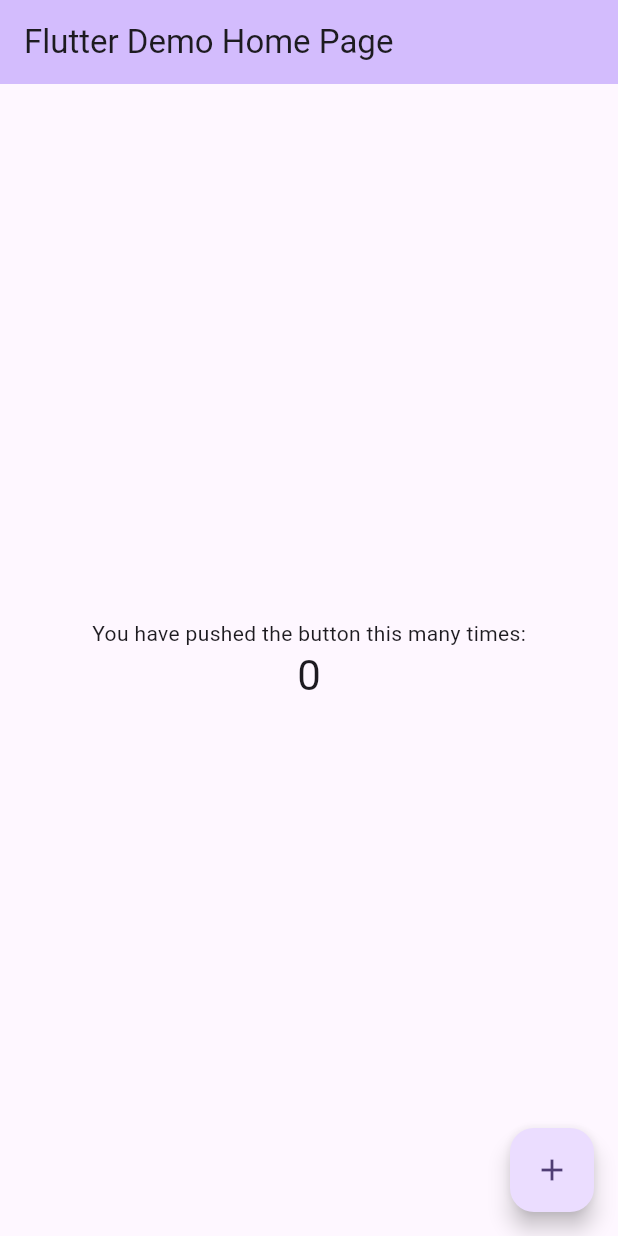
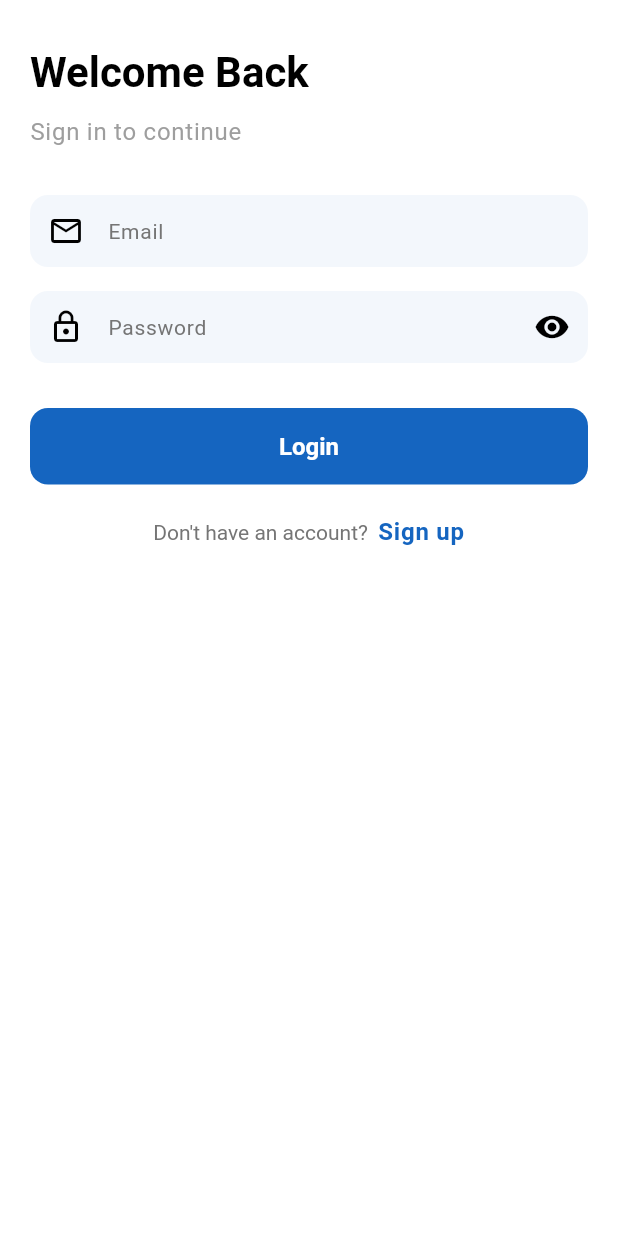
Before and after one commit to ItsAzura/flutter_firebase_chatapp, a Flutter app: the screen it shows after launch, on a phone screen of 412 x 824 dp. Run offline on Flutter 3.47's test engine with Material 3 defaults, Android fonts, the phone set to English and light mode, and no system bars.

Commit message:
feat: Add login and signup screens with form validation and custom input components

```diff
--- a/lib/config/theme/app_theme.dart
+++ b/lib/config/theme/app_theme.dart
@@ -37,15 +37,15 @@ class AppTheme {
       fillColor: primaryColor.withOpacity(0.05),
       contentPadding: const EdgeInsets.symmetric(horizontal: 16, vertical: 8),
       border: OutlineInputBorder(
-        borderRadius: BorderRadius.circular(24),
+        borderRadius: BorderRadius.circular(12),
         borderSide: BorderSide.none,
       ),
       enabledBorder: OutlineInputBorder(
-        borderRadius: BorderRadius.circular(24),
+        borderRadius: BorderRadius.circular(12),
         borderSide: BorderSide.none,
       ),
       focusedBorder: OutlineInputBorder(
-        borderRadius: BorderRadius.circular(24),
+        borderRadius: BorderRadius.circular(12),
         borderSide: const BorderSide(color: primaryColor),
       ),
       hintStyle: TextStyle(color: Colors.grey[600], fontSize: 14),
--- /dev/null
+++ b/lib/core/common/custom_button.dart
@@ -0,0 +1,45 @@
+import 'package:flutter/material.dart';
+
+class CustomButton extends StatelessWidget {
+  final Function()? onPressed;
+  final String? text;
+  final Widget? child;
+
+  const CustomButton({
+    super.key,
+    required this.onPressed,
+    this.text,
+    this.child,
+  }) : assert(
+         text != null || child != null,
+         'Either text or child must be provided',
+       );
+
+  @override
+  Widget build(BuildContext context) {
+    return SizedBox(
+      width: double.infinity,
+      child: ElevatedButton(
+        onPressed: onPressed,
+        style: ElevatedButton.styleFrom(
+          backgroundColor: Theme.of(context).colorScheme.primary,
+          foregroundColor: Colors.black87,
+          padding: const EdgeInsets.symmetric(vertical: 16),
+          shape: RoundedRectangleBorder(
+            borderRadius: BorderRadius.circular(12),
+          ),
+        ),
+        child:
+            child ??
+            Text(
+              text!,
+              style: const TextStyle(
+                fontSize: 16,
+                color: Colors.white,
+                fontWeight: FontWeight.bold,
+              ),
+            ),
+      ),
+    );
+  }
+}
--- /dev/null
+++ b/lib/core/common/custom_text_field.dart
@@ -0,0 +1,48 @@
+import 'package:flutter/material.dart';
+
+class CustomTextField extends StatelessWidget {
+  //controller để quản lý nội dung nhập vào
+  final TextEditingController controller;
+  final String hintText;
+  final bool obscureText;
+
+  //keyboardType để xác định loại bàn phím hiển thị
+  final TextInputType? keyboardType;
+
+  //prefixIcon và suffixIcon để thêm biểu tượng vào đầu hoặc cuối trường nhập
+  final Widget? prefixIcon;
+  final Widget? suffixIcon;
+
+  // focusNode để quản lý trạng thái focus của trường nhập
+  final FocusNode? focusNode;
+
+  //validator để kiểm tra tính hợp lệ của nội dung nhập vào
+  final String? Function(String?)? validator;
+  const CustomTextField({
+    super.key,
+    required this.controller,
+    required this.hintText,
+    this.obscureText = false,
+    this.keyboardType,
+    this.prefixIcon,
+    this.suffixIcon,
+    this.focusNode,
+    this.validator,
+  });
+
+  @override
+  Widget build(BuildContext context) {
+    return TextFormField(
+      controller: controller,
+      obscureText: obscureText,
+      keyboardType: keyboardType,
+      focusNode: focusNode,
+      validator: validator,
+      decoration: InputDecoration(
+        hintText: hintText,
+        prefixIcon: prefixIcon,
+        suffixIcon: suffixIcon,
+      ),
+    );
+  }
+}
--- a/lib/main.dart
+++ b/lib/main.dart
@@ -1,3 +1,6 @@
+import 'package:chat_app/config/theme/app_theme.dart';
+import 'package:chat_app/presentation/screens/auth/login_screen.dart';
+
 import 'package:flutter/material.dart';
 
 void main() {
@@ -7,116 +10,13 @@ void main() {
 class MyApp extends StatelessWidget {
   const MyApp({super.key});
 
-  // This widget is the root of your application.
   @override
   Widget build(BuildContext context) {
     return MaterialApp(
-      title: 'Flutter Demo',
-      theme: ThemeData(
-        // This is the theme of your application.
-        //
-        // TRY THIS: Try running your application with "flutter run". You'll see
-        // the application has a purple toolbar. Then, without quitting the app,
-        // try changing the seedColor in the colorScheme below to Colors.green
-        // and then invoke "hot reload" (save your changes or press the "hot
-        // reload" button in a Flutter-supported IDE, or press "r" if you used
-        // the command line to start the app).
-        //
-        // Notice that the counter didn't reset back to zero; the application
-        // state is not lost during the reload. To reset the state, use hot
-        // restart instead.
-        //
-        // This works for code too, not just values: Most code changes can be
-        // tested with just a hot reload.
-        colorScheme: ColorScheme.fromSeed(seedColor: Colors.deepPurple),
-      ),
-      home: const MyHomePage(title: 'Flutter Demo Home Page'),
+      debugShowCheckedModeBanner: false,
+      title: "Chat App",
+      theme: AppTheme.lightTheme,
+      home: LoginScreen(),
     );
   }
 }
-
-class MyHomePage extends StatefulWidget {
-  const MyHomePage({super.key, required this.title});
-
-  // This widget is the home page of your application. It is stateful, meaning
-  // that it has a State object (defined below) that contains fields that affect
-  // how it looks.
-
-  // This class is the configuration for the state. It holds the values (in this
-  // case the title) provided by the parent (in this case the App widget) and
-  // used by the build method of the State. Fields in a Widget subclass are
-  // always marked "final".
-
-  final String title;
-
-  @override
-  State<MyHomePage> createState() => _MyHomePageState();
-}
-
-class _MyHomePageState extends State<MyHomePage> {
-  int _counter = 0;
-
-  void _incrementCounter() {
-    setState(() {
-      // This call to setState tells the Flutter framework that something has
-      // changed in this State, which causes it to rerun the build method below
-      // so that the display can reflect the updated values. If we changed
-      // _counter without calling setState(), then the build method would not be
-      // called again, and so nothing would appear to happen.
-      _counter++;
-    });
-  }
-
-  @override
-  Widget build(BuildContext context) {
-    // This method is rerun every time setState is called, for instance as done
-    // by the _incrementCounter method above.
-    //
-    // The Flutter framework has been optimized to make rerunning build methods
-    // fast, so that you can just rebuild anything that needs updating rather
-    // than having to individually change instances of widgets.
-    return Scaffold(
-      appBar: AppBar(
-        // TRY THIS: Try changing the color here to a specific color (to
-        // Colors.amber, perhaps?) and trigger a hot reload to see the AppBar
-        // change color while the other colors stay the same.
-        backgroundColor: Theme.of(context).colorScheme.inversePrimary,
-        // Here we take the value from the MyHomePage object that was created by
-        // the App.build method, and use it to set our appbar title.
-        title: Text(widget.title),
-      ),
-      body: Center(
-        // Center is a layout widget. It takes a single child and positions it
-        // in the middle of the parent.
-        child: Column(
-          // Column is also a layout widget. It takes a list of children and
-          // arranges them vertically. By default, it sizes itself to fit its
-          // children horizontally, and tries to be as tall as its parent.
-          //
-          // Column has various properties to control how it sizes itself and
-          // how it positions its children. Here we use mainAxisAlignment to
-          // center the children vertically; the main axis here is the vertical
-          // axis because Columns are vertical (the cross axis would be
-          // horizontal).
-          //
-          // TRY THIS: Invoke "debug painting" (choose the "Toggle Debug Paint"
-          // action in the IDE, or press "p" in the console), to see the
-          // wireframe for each widget.
-          mainAxisAlignment: MainAxisAlignment.center,
-          children: <Widget>[
-            const Text('You have pushed the button this many times:'),
-            Text(
-              '$_counter',
-              style: Theme.of(context).textTheme.headlineMedium,
-            ),
-          ],
-        ),
-      ),
-      floatingActionButton: FloatingActionButton(
-        onPressed: _incrementCounter,
-        tooltip: 'Increment',
-        child: const Icon(Icons.add),
-      ), // This trailing comma makes auto-formatting nicer for build methods.
-    );
-  }
-}
--- /dev/null
+++ b/lib/presentation/screens/auth/login_screen.dart
@@ -0,0 +1,131 @@
+import 'package:chat_app/core/common/custom_button.dart';
+import 'package:chat_app/core/common/custom_text_field.dart';
+import 'package:chat_app/core/utils/validators.dart';
+import 'package:chat_app/presentation/screens/auth/signup_screen.dart';
+import 'package:flutter/gestures.dart';
+import 'package:flutter/material.dart';
+
+class LoginScreen extends StatefulWidget {
+  const LoginScreen({super.key});
+
+  @override
+  State<LoginScreen> createState() => _LoginScreenState();
+}
+
+class _LoginScreenState extends State<LoginScreen> {
+  final _formKey = GlobalKey<FormState>();
+  // Controllers for managing text input
+  final TextEditingController emailController = TextEditingController();
+  final TextEditingController passwordController = TextEditingController();
+
+  // Focus nodes for managing focus state
+  final _emailFocus = FocusNode();
+  final _passwordFocus = FocusNode();
+
+  // State variable to toggle password visibility
+  bool _isPasswordVisible = false;
+
+  @override
+  void dispose() {
+    emailController.dispose();
+    passwordController.dispose();
+    _emailFocus.dispose();
+    _passwordFocus.dispose();
+    super.dispose();
+  }
+
+  @override
+  Widget build(BuildContext context) {
+    return Scaffold(
+      body: Form(
+        key: _formKey,
+        child: SingleChildScrollView(
+          padding: const EdgeInsets.symmetric(horizontal: 20.0),
+          child: Column(
+            crossAxisAlignment: CrossAxisAlignment.start,
+            children: [
+              const SizedBox(height: 30),
+              Text(
+                "Welcome Back",
+                style: Theme.of(context).textTheme.headlineMedium?.copyWith(
+                  fontWeight: FontWeight.bold,
+                ),
+              ),
+              const SizedBox(height: 10),
+              Text(
+                "Sign in to continue",
+                style: Theme.of(
+                  context,
+                ).textTheme.bodyLarge?.copyWith(color: Colors.grey),
+              ),
+              const SizedBox(height: 30),
+              CustomTextField(
+                controller: emailController,
+                hintText: "Email",
+                focusNode: _emailFocus,
+                validator: FormValidators.validateEmail,
+                prefixIcon: const Icon(Icons.email_outlined),
+              ),
+              const SizedBox(height: 16),
+              CustomTextField(
+                controller: passwordController,
+                focusNode: _passwordFocus,
+                validator: FormValidators.validatePassword,
+                hintText: "Password",
+                prefixIcon: const Icon(Icons.lock_outline),
+                obscureText: !_isPasswordVisible,
+                suffixIcon: IconButton(
+                  onPressed: () {
+                    setState(() {
+                      _isPasswordVisible = !_isPasswordVisible;
+                    });
+                  },
+                  icon: Icon(
+                    _isPasswordVisible
+                        ? Icons.visibility_off
+                        : Icons.visibility,
+                  ),
+                ),
+              ),
+              const SizedBox(height: 30),
+              CustomButton(
+                onPressed: () {
+                  FocusScope.of(context).unfocus();
+                  if (_formKey.currentState?.validate() ?? false) {}
+                },
+                text: 'Login',
+              ),
+              const SizedBox(height: 20),
+              Center(
+                child: RichText(
+                  text: TextSpan(
+                    text: "Don't have an account?  ",
+                    style: TextStyle(color: Colors.grey[600]),
+                    children: [
+                      TextSpan(
+                        text: "Sign up",
+                        style: Theme.of(context).textTheme.bodyLarge?.copyWith(
+                          color: Theme.of(context).primaryColor,
+                          fontWeight: FontWeight.bold,
+                        ),
+                        recognizer: TapGestureRecognizer()
+                          ..onTap = () {
+                            Navigator.push(
+                              context,
+                              MaterialPageRoute(
+                                builder: (context) => const SignupScreen(),
+                              ),
+                            );
+                          },
+                      ),
+                    ],
+                  ),
+                ),
+              ),
+            ],
+          ),
+        ),
+      ),
+    );
+  }
+}
```
Also changed, not shown: lib/core/utils/validators.dart (added, +65 -0 lines), lib/presentation/screens/auth/signup_screen.dart (added, +162 -0 lines).
